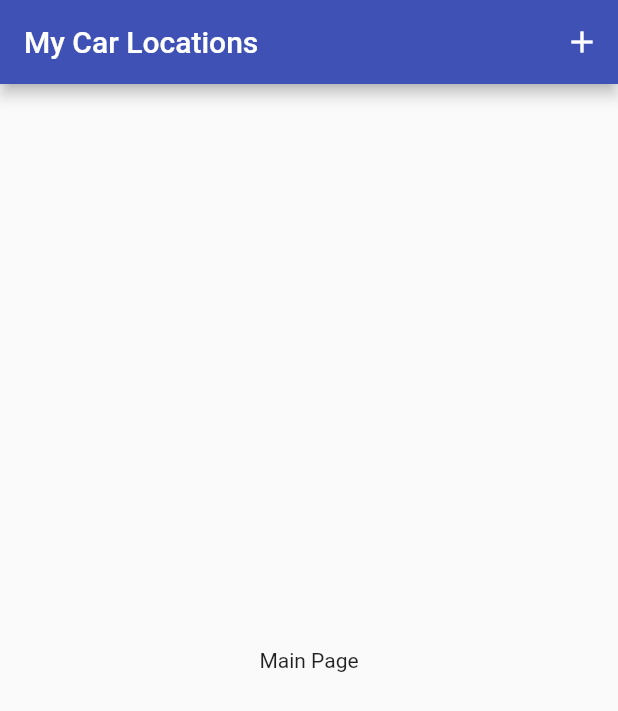
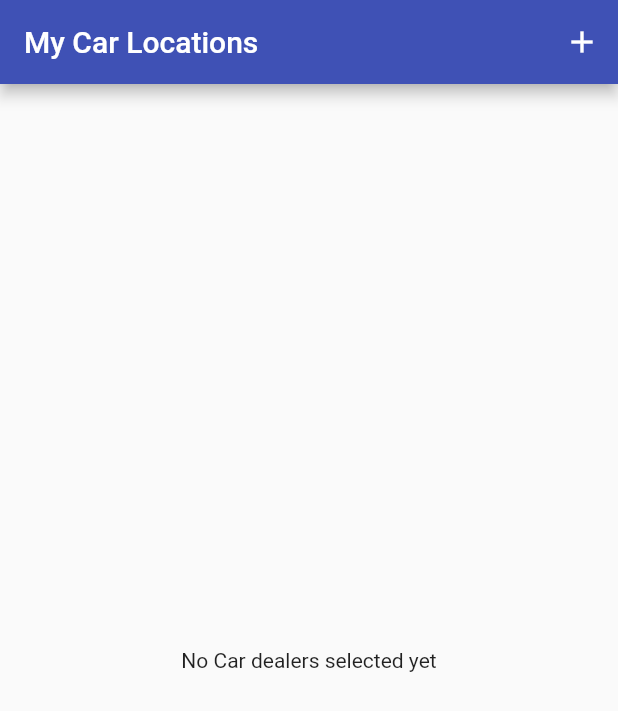
Before and after one commit to diogosequeira94/carbrand-dealer-locator, a Flutter app: the screen it shows after launch, on a phone screen of 412 x 824 dp. Shown: the top 711 px of the screen. Run offline on Flutter 3.47's test engine with Material 2 defaults, Android fonts, the phone set to English and light mode, and no system bars; our stand-ins replace image_picker.

Commit message:
cached image and created add method to add a place using provider

```diff
--- a/lib/main.dart
+++ b/lib/main.dart
@@ -1,7 +1,9 @@
+import 'package:car_dealer_service/providers/great_places.dart';
 import 'package:car_dealer_service/screens/places_form_screen.dart';
 import 'package:car_dealer_service/screens/places_list_screen.dart';
 import 'package:car_dealer_service/utils/app_routes.dart';
 import 'package:flutter/material.dart';
+import 'package:provider/provider.dart';
 
 void main() => runApp(MyApp());
 
@@ -9,7 +11,9 @@ void main() => runApp(MyApp());
 class MyApp extends StatelessWidget {
   @override
   Widget build(BuildContext context) {
-    return MaterialApp(
+    return ChangeNotifierProvider(
+      create: (ctx) => GreatPlaces(),
+      child: MaterialApp(
         debugShowCheckedModeBanner: false,
         title: 'BMW Car Dealer Places',
         theme: ThemeData(
@@ -21,6 +25,7 @@ class MyApp extends StatelessWidget {
         routes: {
           AppRoutes.PLACE_FORM: (ctx) => PlaceFormScreen(),
         }
+      ),
     );
   }
 }
--- a/lib/screens/places_list_screen.dart
+++ b/lib/screens/places_list_screen.dart
@@ -16,7 +16,7 @@ class PlacesListScreen extends StatelessWidget {
         ],
       ),
       body: Center(
-        child: Text("Main Page"),
+        child: Text("No Car dealers selected yet"),
       ),
     );
   }
```
Also changed, not shown: lib/providers/great_places.dart (+15 -0 lines), lib/screens/places_form_screen.dart (+14 -1 lines), lib/widgets/image_input.dart (+6 -1 lines). Lines whose indentation alone changed are shown as unchanged.
